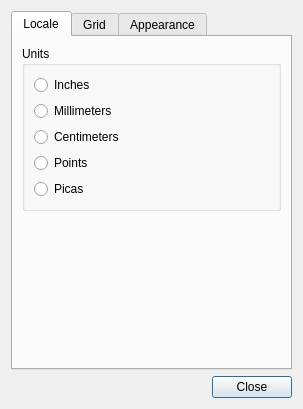
j-evins/glabels-qt, file glabels/ui/PreferencesDialog.ui: the form before one commit.
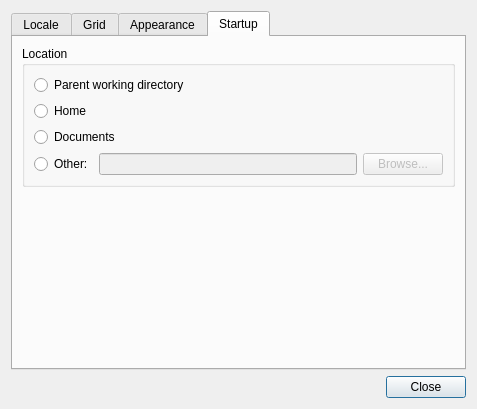
The form after the commit. The open tabs and pages were chosen to show the change.

Commit message:
Allow user to select a default startup directory (#337)
Currently glabels inherits its working directory from its parent process.  However, some users like to keep their glabels project files in a single directory and always startup in this directory (#243, #318).  This branch adds this capability.  By default, glabels will continue to inherit its startup working directory from its parent process.

Patch:
```diff
--- a/glabels/ui/PreferencesDialog.ui
+++ b/glabels/ui/PreferencesDialog.ui
@@ -6,7 +6,7 @@
    <rect>
     <x>0</x>
     <y>0</y>
-    <width>303</width>
+    <width>477</width>
     <height>409</height>
    </rect>
   </property>
@@ -14,6 +14,16 @@
    <string>gLabels - Preferences</string>
   </property>
   <layout class="QGridLayout" name="gridLayout">
+   <item row="1" column="0">
+    <widget class="QDialogButtonBox" name="buttonBox">
+     <property name="orientation">
+      <enum>Qt::Horizontal</enum>
+     </property>
+     <property name="standardButtons">
+      <set>QDialogButtonBox::Close</set>
+     </property>
+    </widget>
+   </item>
    <item row="0" column="0">
     <widget class="QTabWidget" name="tabWidget">
      <property name="currentIndex">
@@ -229,16 +239,115 @@
        </item>
       </layout>
      </widget>
-    </widget>
-   </item>
-   <item row="1" column="0">
-    <widget class="QDialogButtonBox" name="buttonBox">
-     <property name="orientation">
-      <enum>Qt::Horizontal</enum>
-     </property>
-     <property name="standardButtons">
-      <set>QDialogButtonBox::Close</set>
-     </property>
+     <widget class="QWidget" name="tab_4">
+      <attribute name="title">
+       <string>Startup</string>
+      </attribute>
+      <layout class="QVBoxLayout" name="verticalLayout_5">
+       <item>
+        <widget class="QGroupBox" name="groupBox_4">
+         <property name="title">
+          <string>Location</string>
+         </property>
+         <property name="checkable">
+          <bool>false</bool>
+         </property>
+         <property name="checked">
+          <bool>false</bool>
+         </property>
+         <layout class="QVBoxLayout" name="verticalLayout_6">
+          <item>
+           <layout class="QHBoxLayout" name="horizontalLayout_3">
+            <item>
+             <widget class="QRadioButton" name="startupParentRadio">
+              <property name="toolTip">
+               <string>Inherit current working directory from parent process.</string>
+              </property>
+              <property name="text">
+               <string>Parent working directory</string>
+              </property>
+             </widget>
+            </item>
+           </layout>
+          </item>
+          <item>
+           <widget class="QRadioButton" name="startupHomeRadio">
+            <property name="toolTip">
+             <string>Startup in user's home directory.</string>
+            </property>
+            <property name="text">
+             <string>Home</string>
+            </property>
+           </widget>
+          </item>
+          <item>
+           <widget class="QRadioButton" name="startupDocumentsRadio">
+            <property name="toolTip">
+             <string>Startup in user's docments directory.</string>
+            </property>
+            <property name="text">
+             <string>Documents</string>
+            </property>
+           </widget>
+          </item>
+          <item>
+           <layout class="QHBoxLayout" name="horizontalLayout_2">
+            <item>
+             <widget class="QRadioButton" name="startupOtherRadio">
+              <property name="toolTip">
+               <string>User defined startup directory.</string>
+              </property>
+              <property name="text">
+               <string>Other:</string>
+              </property>
+             </widget>
+            </item>
+            <item>
+             <widget class="QLineEdit" name="startupOtherLineEdit">
+              <property name="enabled">
+               <bool>false</bool>
+              </property>
+              <property name="toolTip">
+               <string>User defined startup directory.</string>
+              </property>
+              <property name="readOnly">
+               <bool>true</bool>
+              </property>
+             </widget>
+            </item>
+            <item>
+             <widget class="QPushButton" name="startupOtherBrowseButton">
+              <property name="enabled">
+               <bool>false</bool>
+              </property>
+              <property name="toolTip">
+               <string>User defined startup directory.</string>
+              </property>
+              <property name="text">
+               <string>Browse...</string>
+              </property>
+             </widget>
+            </item>
+           </layout>
+          </item>
+         </layout>
+        </widget>
+       </item>
+       <item>
+        <spacer name="verticalSpacer_4">
+         <property name="orientation">
+          <enum>Qt::Vertical</enum>
+         </property>
+         <property name="sizeHint" stdset="0">
+          <size>
+           <width>20</width>
+           <height>161</height>
+          </size>
+         </property>
+        </spacer>
+       </item>
+      </layout>
+     </widget>
     </widget>
    </item>
   </layout>
```
Left out of the diff: 142 changed lines with no effect on the pictures. The commit also changes 7 other files.
